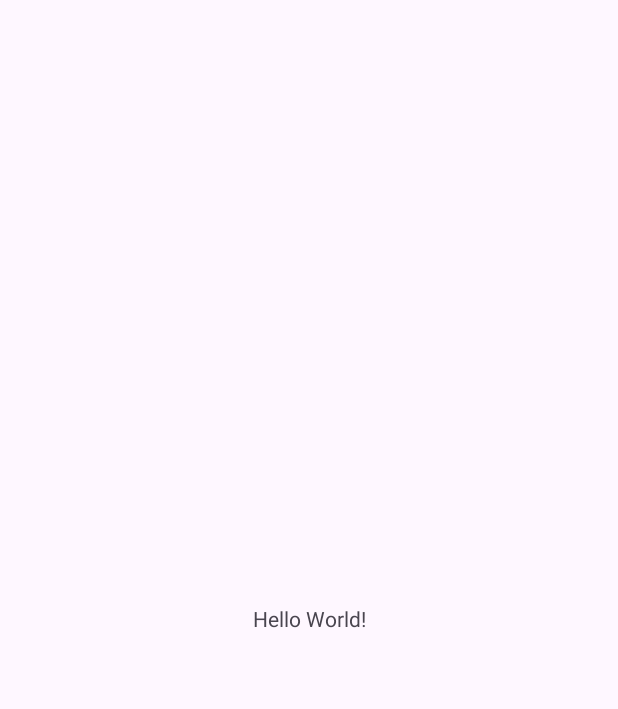
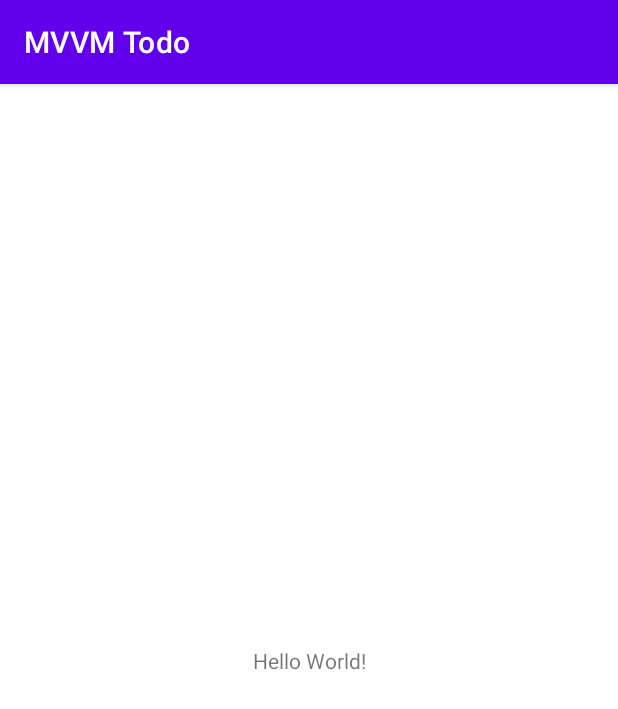
Before and after one commit to predator313/MVVM_Todo_App, an Android app: the screen it shows after launch (MainActivity), on a phone screen of 412 x 824 dp. Before the commit the part shown is almost empty. Shown: the top 709 px of the screen. Run offline under Robolectric (Android 15) with nearby library versions, the phone set to English and light mode, and no system bars.

```diff
--- /dev/null
+++ b/app/src/main/res/drawable/ic_add.xml
@@ -0,0 +1,5 @@
+<vector android:height="24dp" android:tint="#FFFFFF"
+    android:viewportHeight="24" android:viewportWidth="24"
+    android:width="24dp" xmlns:android="http://schemas.android.com/apk/res/android">
+    <path android:fillColor="@android:color/white" android:pathData="M19,13h-6v6h-2v-6H5v-2h6V5h2v6h6v2z"/>
+</vector>
--- /dev/null
+++ b/app/src/main/res/drawable/ic_check_mark.xml
@@ -0,0 +1,5 @@
+<vector android:height="24dp" android:tint="#FFFFFF"
+    android:viewportHeight="24" android:viewportWidth="24"
+    android:width="24dp" xmlns:android="http://schemas.android.com/apk/res/android">
+    <path android:fillColor="@android:color/white" android:pathData="M9,16.17L4.83,12l-1.42,1.41L9,19 21,7l-1.41,-1.41z"/>
+</vector>
--- /dev/null
+++ b/app/src/main/res/drawable/ic_search.xml
@@ -0,0 +1,5 @@
+<vector android:height="24dp" android:tint="#FFFFFF"
+    android:viewportHeight="24" android:viewportWidth="24"
+    android:width="24dp" xmlns:android="http://schemas.android.com/apk/res/android">
+    <path android:fillColor="@android:color/white" android:pathData="M15.5,14h-0.79l-0.28,-0.27C15.41,12.59 16,11.11 16,9.5 16,5.91 13.09,3 9.5,3S3,5.91 3,9.5 5.91,16 9.5,16c1.61,0 3.09,-0.59 4.23,-1.57l0.27,0.28v0.79l5,4.99L20.49,19l-4.99,-5zM9.5,14C7.01,14 5,11.99 5,9.5S7.01,5 9.5,5 14,7.01 14,9.5 11.99,14 9.5,14z"/>
+</vector>
--- /dev/null
+++ b/app/src/main/res/drawable/ic_sort.xml
@@ -0,0 +1,5 @@
+<vector android:height="24dp" android:tint="#FFFFFF"
+    android:viewportHeight="24" android:viewportWidth="24"
+    android:width="24dp" xmlns:android="http://schemas.android.com/apk/res/android">
+    <path android:fillColor="@android:color/white" android:pathData="M3,18h6v-2L3,16v2zM3,6v2h18L21,6L3,6zM3,13h12v-2L3,11v2z"/>
+</vector>
--- a/app/src/main/res/values/colors.xml
+++ b/app/src/main/res/values/colors.xml
@@ -1,5 +1,10 @@
 <?xml version="1.0" encoding="utf-8"?>
 <resources>
+    <color name="purple_200">#FFBB86FC</color>
+    <color name="purple_500">#FF6200EE</color>
+    <color name="purple_700">#FF3700B3</color>
+    <color name="teal_200">#FF03DAC5</color>
+    <color name="teal_700">#FF018786</color>
     <color name="black">#FF000000</color>
     <color name="white">#FFFFFFFF</color>
 </resources>
--- a/app/src/main/res/values/themes.xml
+++ b/app/src/main/res/values/themes.xml
@@ -1,8 +1,18 @@
 <resources xmlns:tools="http://schemas.android.com/tools">
     <!-- Base application theme. -->
-    <style name="Base.Theme.MVVMTodo" parent="Theme.Material3.DayNight.NoActionBar">
+    <style name="Base.Theme.MVVMTodo" parent="Theme.MaterialComponents.DayNight.DarkActionBar">
         <!-- Customize your light theme here. -->
         <!-- <item name="colorPrimary">@color/my_light_primary</item> -->
+        <!-- Primary brand color. -->
+        <item name="colorPrimary">@color/purple_500</item>
+        <item name="colorPrimaryVariant">@color/purple_700</item>
+        <item name="colorOnPrimary">@color/white</item>
+        <!-- Secondary brand color. -->
+        <item name="colorSecondary">@color/teal_200</item>
+        <item name="colorSecondaryVariant">@color/teal_700</item>
+        <item name="colorOnSecondary">@color/white</item>
+        <!-- Status bar color. -->
+        <item name="android:statusBarColor" >?attr/colorPrimaryVariant</item>
     </style>
 
     <style name="Theme.MVVMTodo" parent="Base.Theme.MVVMTodo" />
--- a/settings.gradle.kts
+++ b/settings.gradle.kts
@@ -10,6 +10,7 @@ dependencyResolutionManagement {
     repositories {
         google()
         mavenCentral()
+        maven { url = uri("https://www.jitpack.io" ) }
     }
 }
 
```
Also changed, not shown: app/build.gradle.kts (+33 -0 lines), app/src/main/res/drawable/ic_priority.xml (added, +13 -0 lines), build.gradle.kts (+14 -0 lines).
